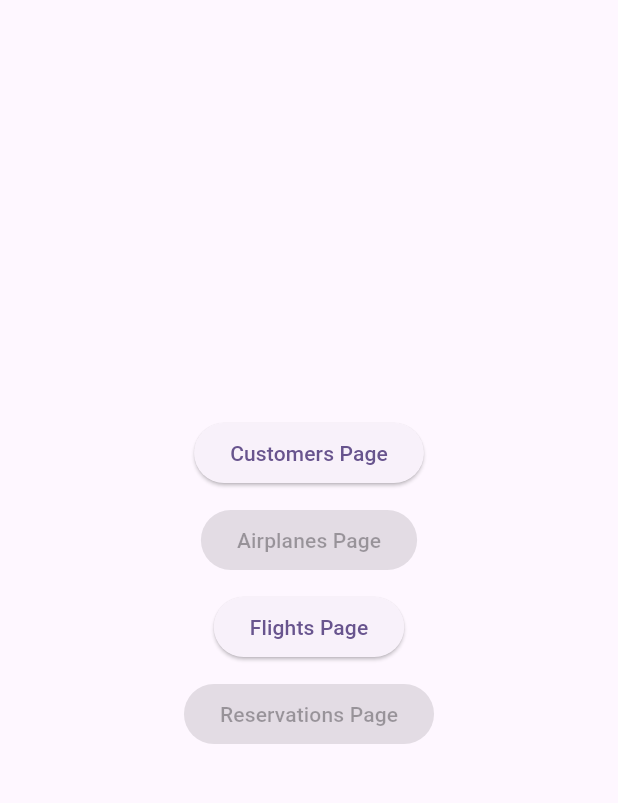
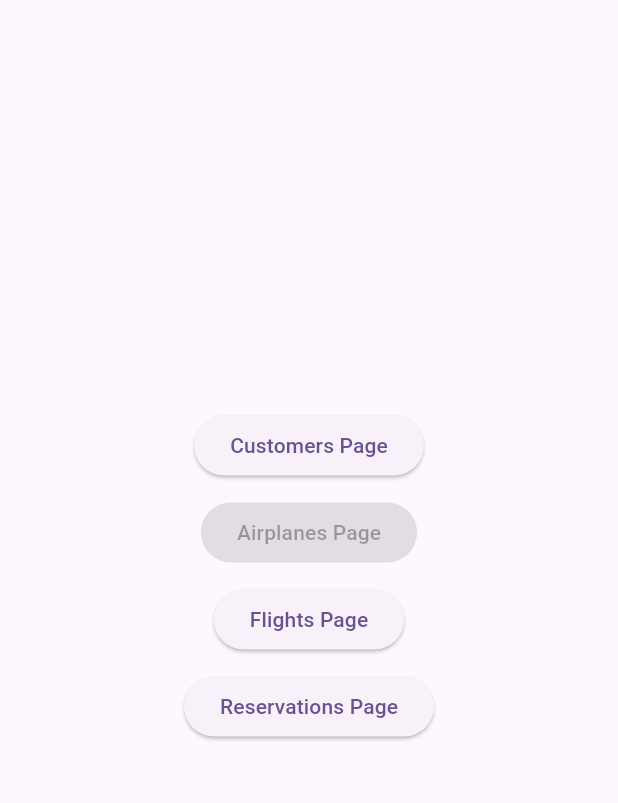
Before and after one commit to jgarw/mobileapp, a Flutter app: the screen it shows after launch, on a phone screen of 412 x 824 dp, the part 84-887 px from its top. Run offline on Flutter 3.47's test engine with Material 3 defaults, Android fonts, the phone set to English and light mode, and no system bars; our stand-ins replace floor, flutter_secure_storage, shared_preferences, sqflite; missing offline and left inert: encrypted_shared_preferences; accounts and stored records are empty; generated files the repository leaves out were written again.

Commit message:
Added reservation page.

```diff
--- a/mobile_app/lib/main.dart
+++ b/mobile_app/lib/main.dart
@@ -5,6 +5,7 @@ import 'flights/FlightsPage.dart';
 import 'Customers/CustomersPage.dart';
 import 'generated/l10n.dart';
 import 'LocaleProvider.dart';
+import 'Reservations/ReservationPage.dart';
 /*void main() {
   runApp(const MyApp());
 }*/
@@ -20,7 +21,12 @@ void main() {
   );
 }
 
+
+
+
+
 /// Main application widget
+
 class MyApp extends StatelessWidget {
   const MyApp({super.key});
 
@@ -80,7 +86,9 @@ class MyApp extends StatelessWidget {
 }
 */
 
+
 /// Homepage of the application
+
 class MyHomePage extends StatefulWidget {
   const MyHomePage({super.key, required this.title});
 
@@ -158,9 +166,21 @@ class _MyHomePageState extends State<MyHomePage> {
              // SizedBox is used to add space between the buttons
             SizedBox(height: 10),
 
-            // Create an ElevatedButton for reservations page,
-            const ElevatedButton(onPressed: null, child: Text("Reservations Page"),
+            // Create an ElevatedButton for Reservation page,
+            ElevatedButton(
+              onPressed: () {
+                Navigator.push(
+                  context,
+                  MaterialPageRoute(
+                    builder: (context) => ReservationPage(title: 'Reservations'),
+                  ),
+                );
+              },
+              child: Text("Reservations Page"),
             ),
+
+            // SizedBox is used to add space between the buttons
+            SizedBox(height: 10),
           ],
         ),
       ),
--- a/mobile_app/pubspec.yaml
+++ b/mobile_app/pubspec.yaml
@@ -33,7 +33,11 @@ dependencies:
   flutter_localizations:
     sdk: flutter
   provider: ^6.1.2
+<<<<<<< HEAD
   intl: ^0.19.0
+=======
+  intl: ^0.18.0
+>>>>>>> fa74a20 (Added reservation page.)
   path: ^1.8.0
   shared_preferences: ^2.0.15
   flutter_secure_storage: ^5.0.2
@@ -44,7 +48,6 @@ dependencies:
   cupertino_icons: ^1.0.2
   floor: ^1.4.0
   floor_generator: ^1.4.0
-  dartdoc: ^8.0.7
   encrypted_shared_preferences: ^3.0.1
 
   sqflite: any
```
